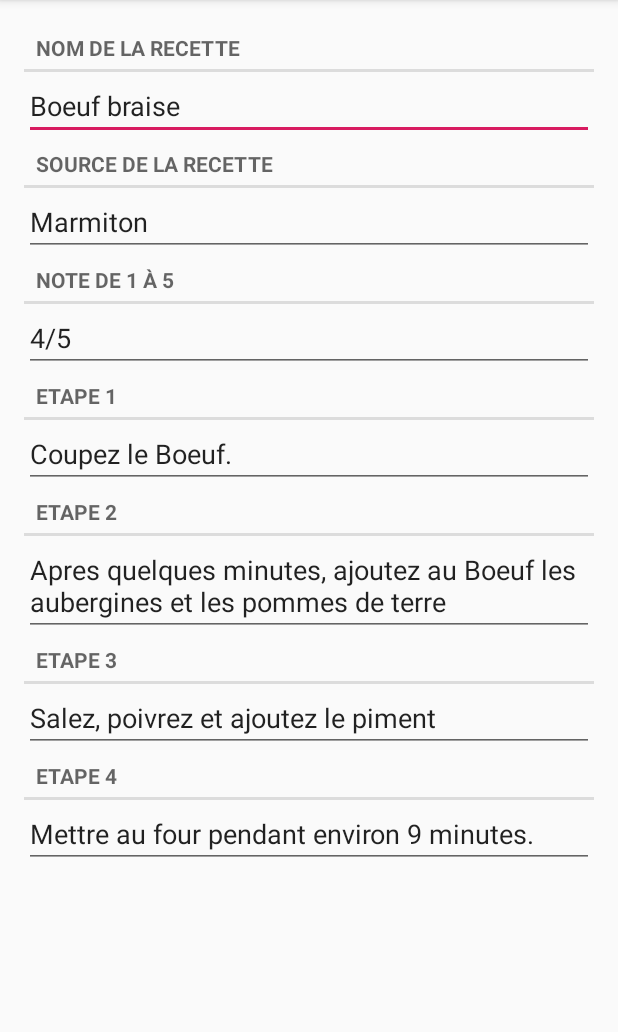
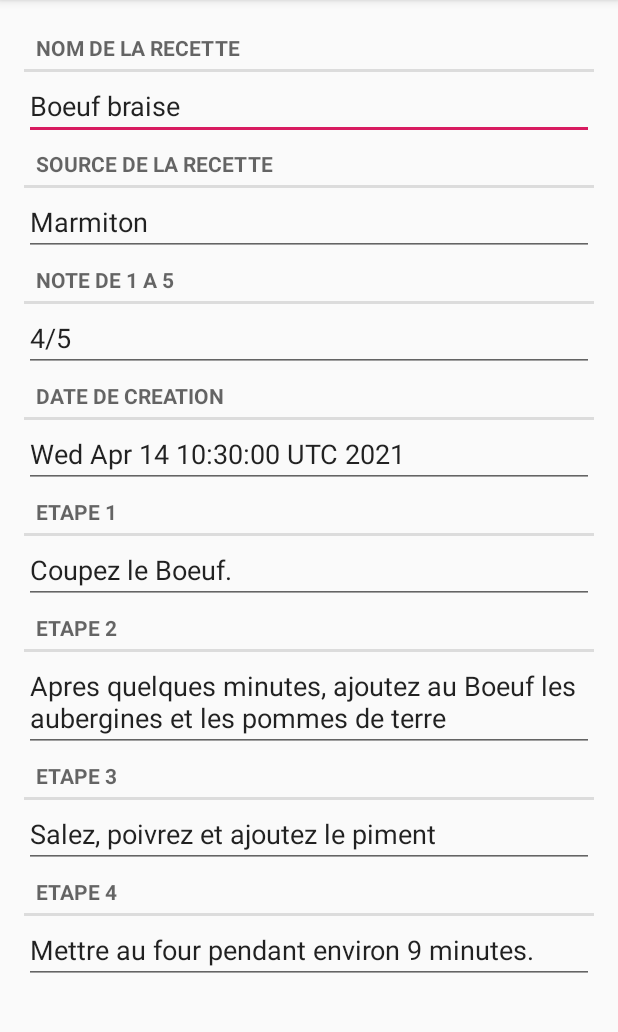
Before and after one commit to fab2vo/CookBook, an Android app: the screen it shows after launch (RecipeActivity), after a tap on an icon or button, on a phone screen of 412 x 824 dp, the part 84-1116 px from its top. Run offline under Robolectric (Android 15) with nearby library versions, the phone set to English and light mode, and no system bars.

Commit message:
With first dialogbox

```diff
--- a/app/src/main/java/com/example/cookbook/CookBook.java
+++ b/app/src/main/java/com/example/cookbook/CookBook.java
@@ -3,6 +3,7 @@ package com.example.cookbook;
 import android.content.Context;
 
 import java.util.ArrayList;
+import java.util.Date;
 import java.util.List;
 import java.util.Random;
 import java.util.UUID;
@@ -22,7 +23,7 @@ public class CookBook {
         mRecipes=new ArrayList<>();
         Recipe r;
         Random rand=new Random();
-        String s1,s2, S3;
+        String s1;
         String[] mIngPrinc={"Poulet","Boeuf","Canard","Thon", "Homard"};
         String[] mFacon={"a la moutarde","a la marocaine"," laque", "a la mexicaine", "a l indienne", "braise", "saute"};
         String[] mSource={"Marmiton","Cyril Lignac", "Fabrice", "Veronique", "Cuisine actuelle"};
@@ -42,6 +43,7 @@ public class CookBook {
                     " et "+mS2[rand.nextInt(5)]);
             r.setS3("Salez, poivrez et ajoutez "+mS3[rand.nextInt(5)]);
             r.setS4(mS4[rand.nextInt(5)]+ " pendant environ "+ (5+ rand.nextInt(10))+ " minutes.");
+            r.setDate(new Date());
             mRecipes.add(r);
         }
     }
--- a/app/src/main/java/com/example/cookbook/RecipeFragment.java
+++ b/app/src/main/java/com/example/cookbook/RecipeFragment.java
@@ -2,6 +2,7 @@ package com.example.cookbook;
 
 import android.os.Bundle;
 import android.support.v4.app.Fragment;
+import android.support.v4.app.FragmentManager;
 import android.text.Editable;
 import android.text.TextWatcher;
 import android.view.LayoutInflater;
@@ -15,10 +16,12 @@ import java.util.UUID;
 
 public class RecipeFragment extends Fragment {
     private static final String ARG_RECIPE_ID="recipe_id";
+    private static final String DIALOG_DATE="DialogDate";
     private Recipe mRecipe;
     private EditText mTitleField;
     private EditText mSourceField;
     private EditText mNoteField;
+    private EditText mDateField;
     private EditText mS1Field;
     private EditText mS2Field;
     private EditText mS3Field;
@@ -101,6 +104,28 @@ public class RecipeFragment extends Fragment {
             }
         });
 
+        mDateField= (EditText) v.findViewById(R.id.recipe_date);
+        mDateField.setText(mRecipe.getDate().toString());
+        mDateField.addTextChangedListener(new TextWatcher() {
+            @Override
+            public void beforeTextChanged(CharSequence s, int start, int count, int after) {
+
+            }
+
+            @Override
+            public void onTextChanged(CharSequence s, int start, int before, int count) {
+                FragmentManager fm= getFragmentManager();
+                DatePickerFragment dialog=new DatePickerFragment();
+                dialog.show(fm, DIALOG_DATE);
+                // mettre à jour
+            }
+
+            @Override
+            public void afterTextChanged(Editable s) {
+
+            }
+        });
+
         mS1Field= (EditText) v.findViewById(R.id.recipe_S1);
         mS1Field.setText(mRecipe.getS1());
         mS1Field.addTextChangedListener(new TextWatcher() {
--- a/app/src/main/res/layout/fragment_recipe.xml
+++ b/app/src/main/res/layout/fragment_recipe.xml
@@ -47,6 +47,18 @@
         style="?android:listSeparatorTextViewStyle"
         android:layout_width="match_parent"
         android:layout_height="wrap_content"
+        android:text="@string/recipe_date_label"/>
+
+    <EditText
+        android:id="@+id/recipe_date"
+        android:layout_width="match_parent"
+        android:layout_height="wrap_content"
+        android:text="@string/recipe_date_hint"/>
+
+    <TextView
+        style="?android:listSeparatorTextViewStyle"
+        android:layout_width="match_parent"
+        android:layout_height="wrap_content"
         android:text="@string/recipe_S1_label"/>
 
     <EditText
--- a/app/src/main/res/values/strings.xml
+++ b/app/src/main/res/values/strings.xml
@@ -4,8 +4,10 @@
     <string name="recipe_title_hint">Merveilleux couscous à l\indienne</string>
     <string name="recipe_source_label">Source de la recette</string>
     <string name="recipe_source_hint">Oui Chef de Lignac page 118</string>
-    <string name="recipe_note_label">Note de 1 à 5</string>
+    <string name="recipe_note_label">Note de 1 a 5</string>
+    <string name="recipe_date_label">Date de creation</string>
     <string name="recipe_note_hint">5</string>
+    <string name="recipe_date_hint">1 janvier 1900</string>
     <string name="recipe_S1_label">Etape 1</string>
     <string name="recipe_S1_hint">Description de l\'etape</string>
     <string name="recipe_S2_label">Etape 2</string>
@@ -17,4 +19,5 @@
     <string name="list_item_recipe_title_label">Nom de la recette</string>
     <string name="list_item_recipe_source_label">Source ou auteur</string>
     <string name="list_item_recipe_note_label">Note</string>
+    <string name="date_picker_title">Date de creation de la recette</string>
 </resources>
```
Also changed, not shown: app/src/main/java/com/example/cookbook/DatePickerFragment.java (added, +16 -0 lines).
